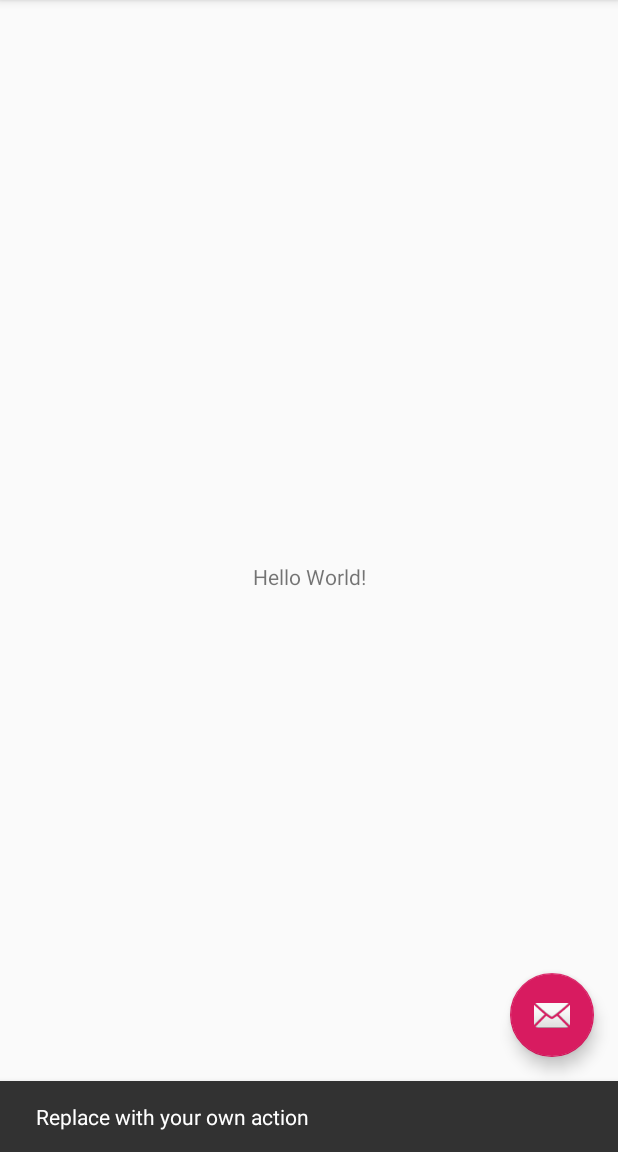
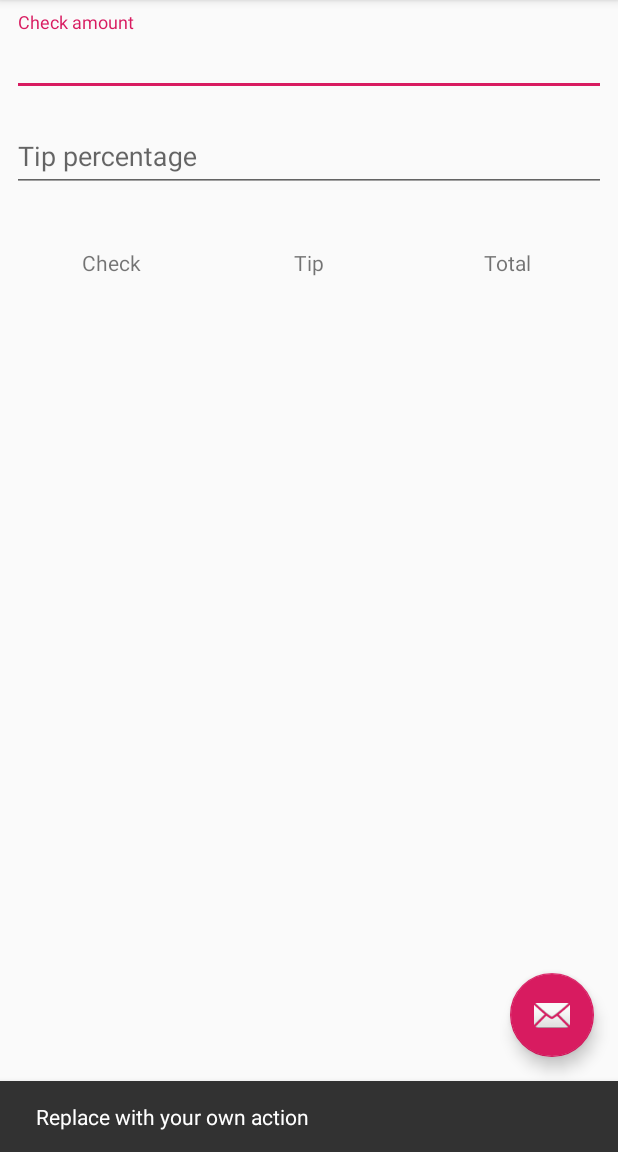
Before and after one commit to festuskiambi/tip-calculator, an Android app: the screen it shows after launch (MainActivity), after a tap on an icon or button, on a phone screen of 412 x 824 dp, the part 84-1236 px from its top. Run offline under Robolectric (Android 15) with nearby library versions, the phone set to English and light mode, and no system bars.

Commit message:
create layout

```diff
--- a/app/src/main/res/layout/content_main.xml
+++ b/app/src/main/res/layout/content_main.xml
@@ -9,13 +9,122 @@
         tools:showIn="@layout/activity_main"
         tools:context=".MainActivity">
 
-    <TextView
-            android:layout_width="wrap_content"
+
+    <com.google.android.material.textfield.TextInputLayout
+            android:layout_width="0dp"
             android:layout_height="wrap_content"
-            android:text="Hello World!"
-            app:layout_constraintBottom_toBottomOf="parent"
-            app:layout_constraintLeft_toLeftOf="parent"
-            app:layout_constraintRight_toRightOf="parent"
-            app:layout_constraintTop_toTopOf="parent"/>
+            android:layout_marginTop="8dp"
+            app:layout_constraintTop_toTopOf="parent"
+            app:layout_constraintStart_toStartOf="parent"
+            android:layout_marginStart="8dp"
+            app:layout_constraintEnd_toEndOf="parent"
+            android:layout_marginEnd="8dp"
+            android:id="@+id/textInputLayout">
 
+        <com.google.android.material.textfield.TextInputEditText
+                android:layout_width="match_parent"
+                android:layout_height="wrap_content"
+                android:hint="@string/check_amount"
+                android:inputType="numberDecimal"
+                android:id="@+id/ed_check_amount"/>
+    </com.google.android.material.textfield.TextInputLayout>
+
+    <com.google.android.material.textfield.TextInputLayout
+            android:layout_width="0dp"
+            android:layout_height="wrap_content"
+            android:layout_marginTop="8dp"
+            app:layout_constraintTop_toBottomOf="@+id/textInputLayout"
+            app:layout_constraintStart_toStartOf="parent"
+            android:layout_marginStart="8dp"
+            app:layout_constraintEnd_toEndOf="parent"
+            android:layout_marginEnd="8dp"
+            android:id="@+id/textInputLayout2">
+
+        <com.google.android.material.textfield.TextInputEditText
+                android:layout_width="match_parent"
+                android:layout_height="wrap_content"
+                android:hint="@string/tip_percentage"
+                android:inputType="number"
+                android:id="@+id/edt_tip_percentage"/>
+    </com.google.android.material.textfield.TextInputLayout>
+
+    <LinearLayout
+            android:orientation="horizontal"
+            android:layout_width="0dp"
+            android:layout_height="60dp"
+            android:layout_marginTop="8dp"
+            app:layout_constraintTop_toBottomOf="@+id/textInputLayout2"
+            app:layout_constraintEnd_toEndOf="parent"
+            android:layout_marginEnd="8dp"
+            app:layout_constraintStart_toStartOf="parent"
+            android:layout_marginStart="8dp">
+
+
+        <LinearLayout
+                android:orientation="vertical"
+                android:layout_width="0dp"
+                android:layout_height="match_parent"
+                android:layout_weight="1">
+
+            <TextView
+                    android:text=""
+                    android:textAppearance="@style/Base.TextAppearance.AppCompat.Large"
+                    android:layout_width="match_parent"
+                    android:textAlignment="center"
+                    android:layout_height="wrap_content"
+                    android:id="@+id/tv_check_amount"/>
+
+            <TextView
+                    android:text="@string/label_check_amount"
+                    android:textAlignment="center"
+                    android:layout_width="match_parent"
+                    android:layout_height="wrap_content"/>
+        </LinearLayout>
+
+        <LinearLayout
+                android:orientation="vertical"
+                android:layout_width="0dp"
+                android:layout_height="match_parent"
+                android:layout_weight="1">
+
+            <TextView
+                    android:text=""
+                    android:textAppearance="@style/Base.TextAppearance.AppCompat.Large"
+                    android:layout_width="match_parent"
+                    android:layout_height="wrap_content"
+                    android:textAlignment="center"
+                    android:id="@+id/tv_tip_amount"/>
+
+            <TextView
+                    android:text="@string/label_tip"
+                    android:textAlignment="center"
+                    android:layout_width="match_parent"
+                    android:layout_height="wrap_content"/>
+        </LinearLayout>
+
+        <LinearLayout
+                android:orientation="vertical"
+                android:layout_width="0dp"
+                android:layout_height="match_parent"
+                android:layout_weight="1">
+
+            <TextView
+                    android:text=""
+                    android:textAppearance="@style/Base.TextAppearance.AppCompat.Large"
+                    android:textAlignment="center"
+                    android:layout_width="match_parent"
+                    android:layout_height="wrap_content"
+                    android:id="@+id/tv_grand_total"
+                    />
+
+            <TextView
+                    android:text="@string/label_total"
+                    android:textAlignment="center"
+                    android:layout_width="match_parent"
+                    android:layout_height="wrap_content"
+                    android:id="@+id/textView6"/>
+        </LinearLayout>
+
+
+    </LinearLayout>
 </androidx.constraintlayout.widget.ConstraintLayout>
--- a/app/src/main/res/values/strings.xml
+++ b/app/src/main/res/values/strings.xml
@@ -1,4 +1,9 @@
 <resources>
     <string name="app_name">Bill calculator</string>
     <string name="action_settings">Settings</string>
+    <string name="check_amount">Check amount</string>
+    <string name="tip_percentage">Tip percentage</string>
+    <string name="label_check_amount">Check</string>
+    <string name="label_total">Total</string>
+    <string name="label_tip">Tip</string>
 </resources>
```
Also changed, not shown: app/src/main/java/com/example/billcalculator/model/RestuarantTipCalculator.kt (+4 -5 lines).
